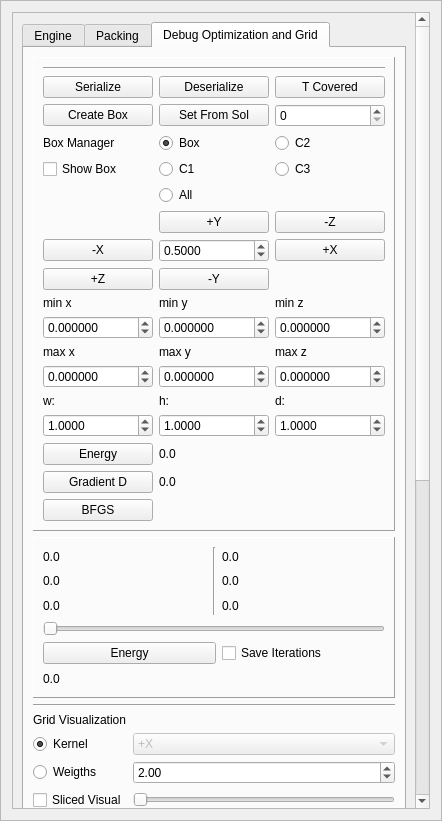
Qt form GUI/managers/enginemanager.ui (alemuntoni/HeightFieldDecomposition) before a commit.
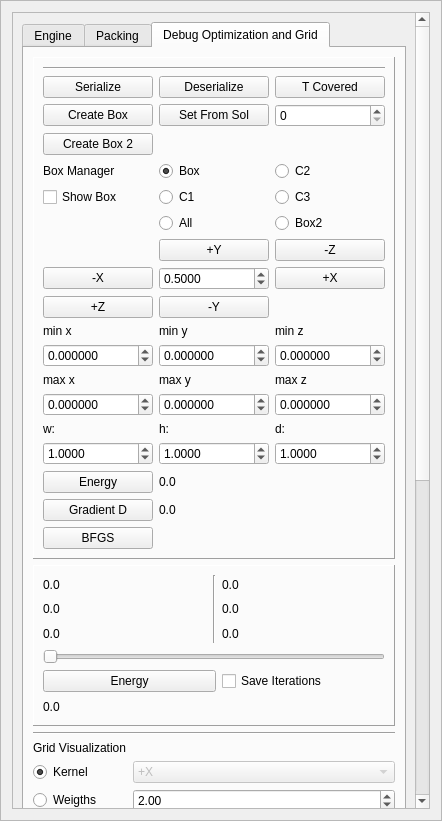
The same form after that commit. The open tabs and pages were chosen to show the change.

Diff of the .ui file:
```diff
--- a/GUI/managers/enginemanager.ui
+++ b/GUI/managers/enginemanager.ui
@@ -62,7 +62,7 @@
       <property name="geometry">
        <rect>
         <x>0</x>
-        <y>-271</y>
+        <y>-432</y>
         <width>420</width>
         <height>1467</height>
        </rect>
@@ -1503,6 +1503,20 @@
                 </property>
                </widget>
               </item>
+              <item row="3" column="0">
+               <widget class="QPushButton" name="createBox2PushButton">
+                <property name="text">
+                 <string>Create Box 2</string>
+                </property>
+               </widget>
+              </item>
+              <item row="6" column="2">
+               <widget class="QRadioButton" name="box2RadioButton">
+                <property name="text">
+                 <string>Box2</string>
+                </property>
+               </widget>
+              </item>
              </layout>
             </widget>
            </item>
```
Left out of the diff: 2 changed lines with no effect on the pictures.
